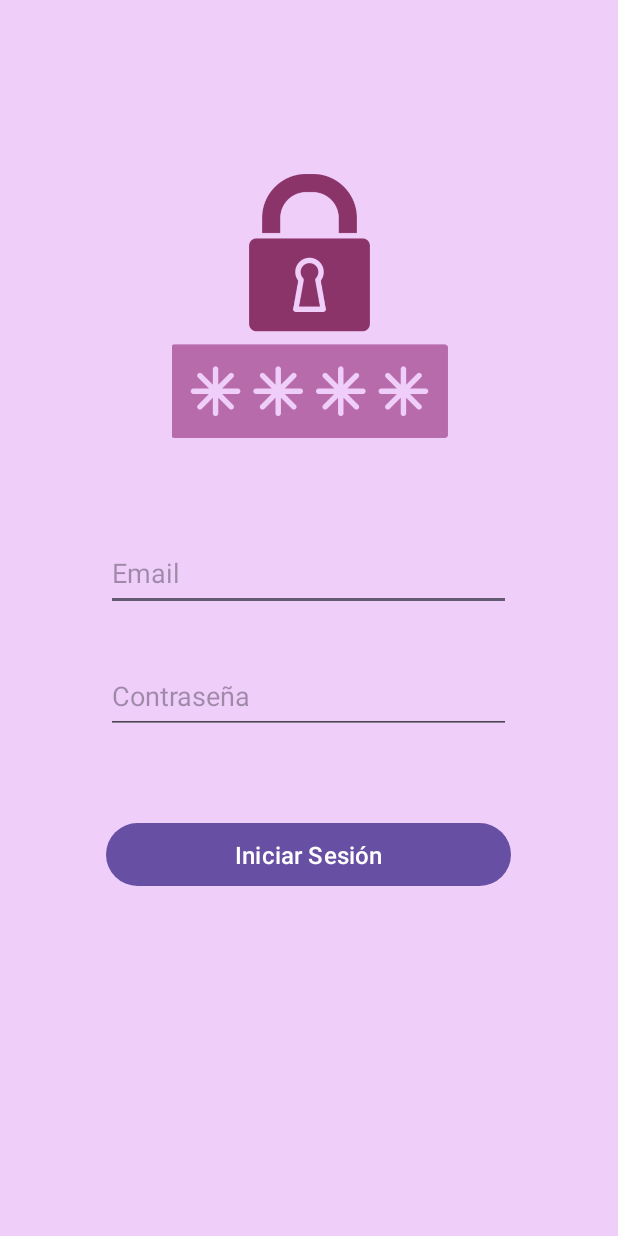
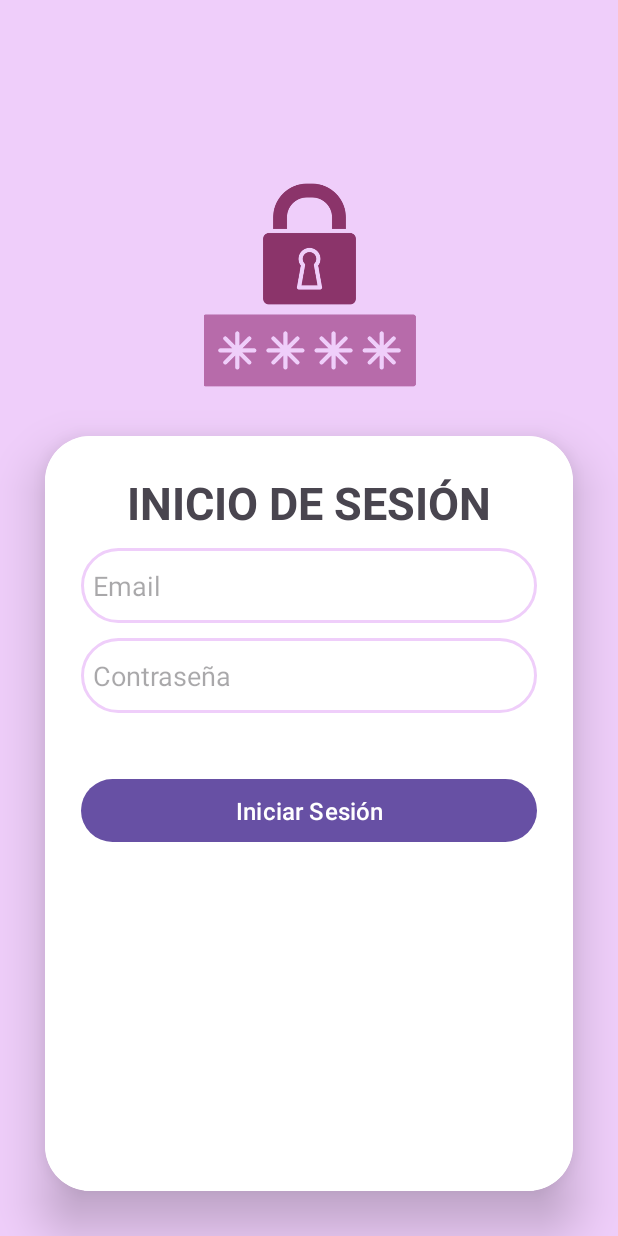
Before and after one commit to samuvc7/ChatSamuel, an Android app: the screen it shows after launch (LoginActivity), on a phone screen of 412 x 824 dp. Run offline under Robolectric (Android 15) with nearby library versions, the phone set to English and light mode, and no system bars; our stand-ins replace Firebase (no records; nobody signed in at launch, a user with empty details on screens opened directly).

Commit message:
Cambios en el xml, colores cambiados para un único estilo sin importar que estes en modo oscuro o no

```diff
--- a/app/src/main/AndroidManifest.xml
+++ b/app/src/main/AndroidManifest.xml
@@ -15,6 +15,7 @@
         <activity
             android:name=".MainActivity"
             android:exported="true"/>
+
         <activity
             android:name=".LoginActivity"
             android:exported="true">
--- /dev/null
+++ b/app/src/main/res/drawable/lila_border.xml
@@ -0,0 +1,12 @@
+<?xml version="1.0" encoding="utf-8"?>
+<shape xmlns:android="http://schemas.android.com/apk/res/android"
+    android:shape="rectangle">
+
+    <stroke
+        android:width="2dp"
+        android:color="@color/lila"/>
+
+    <corners
+        android:radius="30dp"/>
+
+</shape>
--- a/app/src/main/res/layout/activity_login.xml
+++ b/app/src/main/res/layout/activity_login.xml
@@ -6,53 +6,78 @@
     android:layout_height="match_parent"
     android:background="@color/lila">
 
-    <Button
-        android:id="@+id/btnSesion"
-        android:layout_width="270dp"
-        android:layout_height="50dp"
-        android:text="Iniciar Sesión"
-        android:textSize="16sp"
+    <androidx.cardview.widget.CardView
+        android:layout_width="0dp"
+        android:layout_height="0dp"
+        android:layout_margin="30dp"
+        app:cardCornerRadius="30dp"
+        app:cardElevation="20dp"
         app:layout_constraintBottom_toBottomOf="parent"
         app:layout_constraintEnd_toEndOf="parent"
-        app:layout_constraintHorizontal_bias="0.496"
         app:layout_constraintStart_toStartOf="parent"
-        app:layout_constraintTop_toTopOf="parent"
-        app:layout_constraintVertical_bias="0.704" />
+        app:layout_constraintTop_toBottomOf="@+id/imageView">
+
+        <LinearLayout
+            android:layout_width="match_parent"
+            android:layout_height="match_parent"
+            android:layout_gravity="center_horizontal"
+            android:orientation="vertical"
+            android:padding="24dp"
+            android:background="@color/white">
+
+
+            <TextView
+                android:id="@+id/textView"
+                android:layout_width="match_parent"
+                android:layout_height="wrap_content"
+                android:text="INICIO DE SESIÓN"
+                android:textAlignment="center"
+                android:textStyle="bold"
+                android:textSize="30dp"/>
 
             <EditText
                 android:id="@+id/emailAddress"
-        android:layout_width="270dp"
+                android:layout_width="match_parent"
                 android:layout_height="50dp"
+                android:layout_marginTop="10dp"
+                android:layout_marginBottom="10dp"
+                android:background="@drawable/lila_border"
                 android:ems="10"
                 android:hint="Email"
                 android:inputType="textEmailAddress"
-        android:tooltipText="Escriba su correo electrónico"
-        app:layout_constraintBottom_toBottomOf="parent"
-        app:layout_constraintEnd_toEndOf="parent"
-        app:layout_constraintHorizontal_bias="0.496"
-        app:layout_constraintStart_toStartOf="parent"
-        app:layout_constraintTop_toTopOf="parent"
-        app:layout_constraintVertical_bias="0.462" />
+                android:padding="8dp"
+                android:textColor="@color/black"
+                android:tooltipText="Escriba su correo electrónico" />
 
             <EditText
                 android:id="@+id/TextPassword"
-        android:layout_width="270dp"
+                android:layout_width="match_parent"
                 android:layout_height="50dp"
+                android:layout_marginBottom="40dp"
+                android:background="@drawable/lila_border"
                 android:ems="10"
                 android:hint="Contraseña"
                 android:inputType="textPassword"
-        android:tooltipText="Escriba su contraseña"
-        app:layout_constraintBottom_toBottomOf="parent"
-        app:layout_constraintEnd_toEndOf="parent"
-        app:layout_constraintHorizontal_bias="0.496"
-        app:layout_constraintStart_toStartOf="parent"
-        app:layout_constraintTop_toTopOf="parent"
-        app:layout_constraintVertical_bias="0.568" />
+                android:padding="8dp"
+                android:textColor="@color/black"
+                android:tooltipText="Escriba su contraseña" />
+
+            <Button
+                android:id="@+id/btnSesion"
+                android:layout_width="match_parent"
+                android:layout_height="50dp"
+                android:layout_marginBottom="80dp"
+                android:text="Iniciar Sesión"
+                android:textSize="16sp" />
+
+
+        </LinearLayout>
+    </androidx.cardview.widget.CardView>
 
     <ImageView
         android:id="@+id/imageView"
-        android:layout_width="187dp"
-        android:layout_height="184dp"
+        android:layout_width="147dp"
+        android:layout_height="141dp"
         app:layout_constraintBottom_toBottomOf="parent"
         app:layout_constraintEnd_toEndOf="parent"
         app:layout_constraintStart_toStartOf="parent"
```
Also changed, not shown: app/src/main/res/layout/activity_main.xml (+30 -17 lines), app/src/main/res/layout/message.xml (+13 -4 lines). Lines whose indentation alone changed are shown as unchanged.
